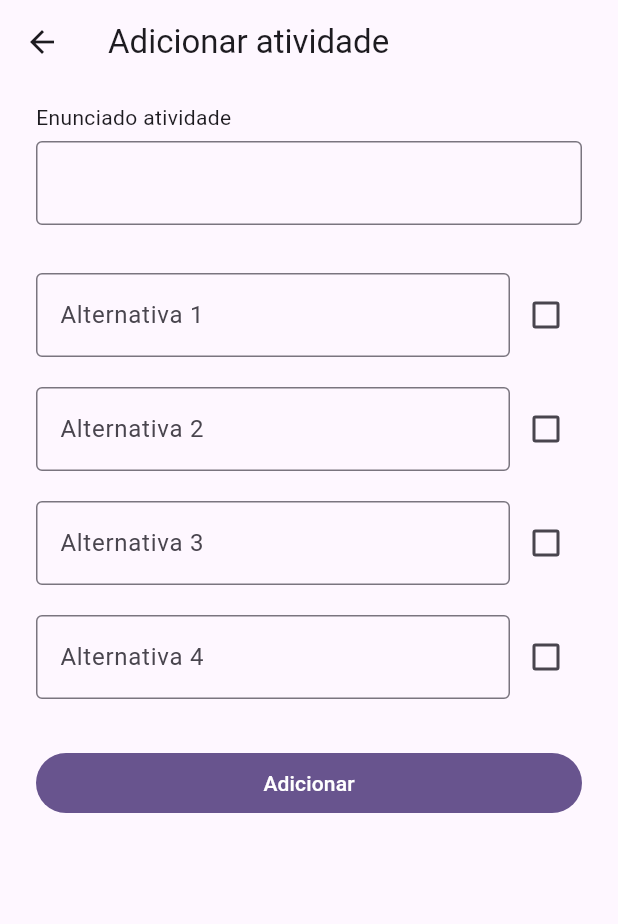
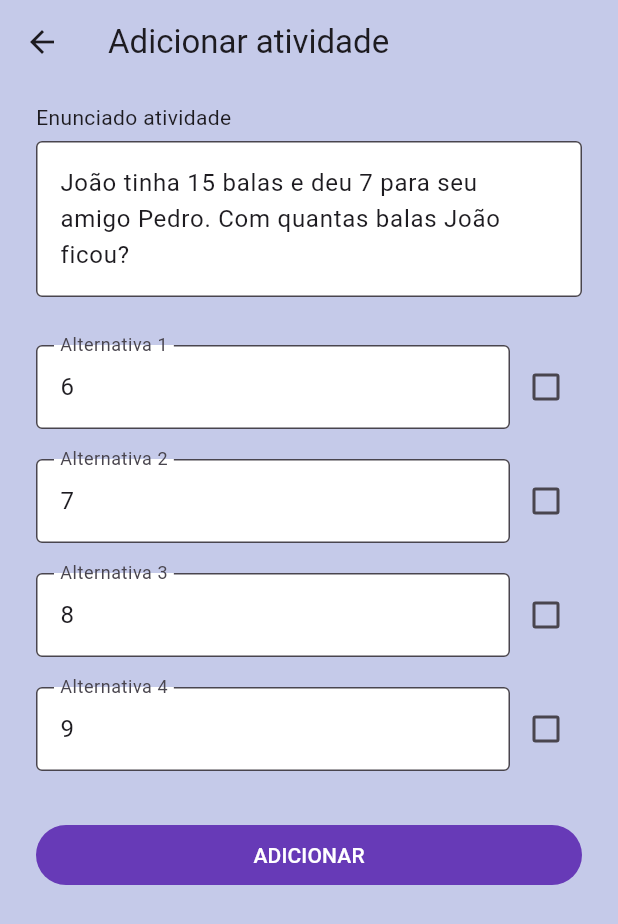
Before and after one commit to IagoEngel/fiap_hackathon, a Flutter app: the AddActivityScreen screen opened by its route, on a phone screen of 412 x 824 dp. Shown: the top 924 px of the screen. Run offline on Flutter 3.47's test engine with Material 3 defaults, Android fonts, the phone set to English and light mode, and no system bars; our stand-ins replace cloud_firestore, firebase_auth, firebase_core; accounts and stored records are empty.

Commit message:
alguns ajustes de coloração

```diff
--- a/lib/providers/activity_provider.dart
+++ b/lib/providers/activity_provider.dart
@@ -27,13 +27,13 @@ class ActivityProvider extends ChangeNotifier {
     }
   }
 
-  Future getActivities([String professorReference = '']) async {
+  Future getActivities() async {
     try {
       hasError = false;
       _activitiesList.clear();
 
       final responseDocs =
-          await _activityService.getActivities(professorReference);
+          await _activityService.getActivities();
 
       for (var element in responseDocs) {
         _activitiesList.add(ActivityModel.fromDocumentSnapshot(element));
@@ -61,6 +61,7 @@ class ActivityProvider extends ChangeNotifier {
       hasError = true;
       errorMessage = 'Ocorreu um erro inesperado. Tente novamente!';
     }
+    notifyListeners();
   }
 
   Future confirmSelection(ActivityModel activity) async {
--- a/lib/screens/activity/add_activity_screen.dart
+++ b/lib/screens/activity/add_activity_screen.dart
@@ -27,11 +27,11 @@ class _AddActivityScreenState extends State<AddActivityScreen> {
   void initState() {
     _formKey = GlobalKey<FormState>();
 
-    _enunciadoAtividade = TextEditingController();
-    _alternativa1 = TextEditingController();
-    _alternativa2 = TextEditingController();
-    _alternativa3 = TextEditingController();
-    _alternativa4 = TextEditingController();
+    _enunciadoAtividade = TextEditingController(text: 'João tinha 15 balas e deu 7 para seu amigo Pedro. Com quantas balas João ficou?');
+    _alternativa1 = TextEditingController(text: '6');
+    _alternativa2 = TextEditingController(text: '7');
+    _alternativa3 = TextEditingController(text: '8');
+    _alternativa4 = TextEditingController(text: '9');
 
     super.initState();
   }
@@ -72,7 +72,7 @@ class _AddActivityScreenState extends State<AddActivityScreen> {
                 const SizedBox(height: 32),
                 FilledButton(
                   onPressed: _createActivity,
-                  child: const Text('Adicionar'),
+                  child: const Text('ADICIONAR'),
                 ),
               ],
             ),
@@ -144,6 +144,7 @@ class _AddActivityScreenState extends State<AddActivityScreen> {
       'professorReference': loginProvider.professorDocumentReference,
     };
     await activityProvider.createActivity(activityJson);
+    await activityProvider.getActivitiesAsProfessor(loginProvider.professorDocumentReference!);
 
     if (!mounted) {
       return;
--- a/lib/screens/home/professor_content_widget.dart
+++ b/lib/screens/home/professor_content_widget.dart
@@ -1,6 +1,6 @@
 import 'package:cloud_firestore/cloud_firestore.dart';
 import 'package:fiap_hackathon/providers/activity_provider.dart';
-import 'package:fiap_hackathon/screens/home/widgets/pie_chart_widget.dart';
+import 'package:fiap_hackathon/screens/home/widgets/chart_widget.dart';
 import 'package:flutter/material.dart';
 import 'package:provider/provider.dart';
 
@@ -49,7 +49,7 @@ class _ProfessorContentWidgetState extends State<ProfessorContentWidget> {
               physics: const NeverScrollableScrollPhysics(),
               separatorBuilder: (context, index) => const SizedBox(height: 8),
                 itemCount: _activityProvider.activitiesProfessorList.length,
-                itemBuilder: (context, index) => PieChartWidget(
+                itemBuilder: (context, index) => ChartWidget(
                     activity: _activityProvider.activitiesProfessorList[index]));
           },
         ),
--- a/lib/screens/login/login_screen.dart
+++ b/lib/screens/login/login_screen.dart
@@ -28,7 +28,7 @@ class _LoginScreenState extends State<LoginScreen> {
     _formKey = GlobalKey<FormState>();
     _emailController = TextEditingController(text: 'iagoengelteste@yahoo.com');
     _passwordController = TextEditingController(text: 'Teste@123');
-    // _emailController = TextEditingController(text: 'iagoengel@yahoo.com');
+    // _emailController = TextEditingController(text: 'iagoengel2@yahoo.com');
     // _passwordController = TextEditingController(text: 'Teste@123');
 
     super.initState();
@@ -65,6 +65,7 @@ class _LoginScreenState extends State<LoginScreen> {
                   LabeledTextFieldWidget(
                     controller: _passwordController,
                     label: 'Senha',
+                    isPassword: true,
                   ),
                   const SizedBox(height: 32),
                   _buildButtons(),
--- a/lib/utils/decoration_scheme.dart
+++ b/lib/utils/decoration_scheme.dart
@@ -4,5 +4,24 @@ class DecorationScheme {
   static ThemeData theme = ThemeData(
     colorScheme: ColorScheme.fromSeed(seedColor: Colors.deepPurple),
     useMaterial3: true,
+    scaffoldBackgroundColor: Colors.indigo[100],
+    appBarTheme: AppBarTheme(
+      backgroundColor: Colors.indigo[100],
+    ),
+    inputDecorationTheme: const InputDecorationTheme(
+      filled: true,
+      fillColor: Colors.white,
+      border: OutlineInputBorder(),
+    ),
+    filledButtonTheme: FilledButtonThemeData(
+      style: FilledButton.styleFrom(
+        backgroundColor: Colors.deepPurple,
+      ),
+    ),
+    textButtonTheme: TextButtonThemeData(
+      style: TextButton.styleFrom(
+        foregroundColor: Colors.deepPurple,
+      ),
+    ),
   );
 }
--- a/lib/utils/widgets/labeled_text_field_widget.dart
+++ b/lib/utils/widgets/labeled_text_field_widget.dart
@@ -1,33 +1,46 @@
 import 'package:flutter/material.dart';
 
-class LabeledTextFieldWidget extends StatelessWidget {
+class LabeledTextFieldWidget extends StatefulWidget {
   final TextEditingController controller;
   final String label;
-  final bool obscureText;
+  final bool isPassword;
   final int maxLines;
 
   const LabeledTextFieldWidget({
     super.key,
     required this.controller,
     required this.label,
-    this.obscureText = false,
+    this.isPassword = false,
     this.maxLines = 1,
   });
+
+  @override
+  State<LabeledTextFieldWidget> createState() => _LabeledTextFieldWidgetState();
+}
+
+class _LabeledTextFieldWidgetState extends State<LabeledTextFieldWidget> {
+  bool showPassword = false;
 
   @override
   Widget build(BuildContext context) {
     return Column(
       crossAxisAlignment: CrossAxisAlignment.start,
       children: [
-        Text(label),
+        Text(widget.label),
         const SizedBox(height: 6),
         TextFormField(
-          controller: controller,
-          obscureText: obscureText,
+          controller: widget.controller,
+          obscureText: widget.isPassword,
           minLines: 1,
-          maxLines: maxLines,
-          decoration: const InputDecoration(
-            border: OutlineInputBorder(),
+          maxLines: widget.maxLines,
+          decoration: InputDecoration(
+            suffixIcon: widget.isPassword
+                ? IconButton(
+                    onPressed: () =>
+                        setState(() => showPassword = !showPassword),
+                    icon: const Icon(Icons.remove_red_eye),
+                  )
+                : null,
           ),
           validator: (value) {
             if (value == null || value.isEmpty) {
```
Also changed, not shown: lib/screens/home/widgets/chart_widget.dart (renamed from lib/screens/home/widgets/pie_chart_widget.dart, +16 -10 lines), lib/screens/register/register_screen.dart (+16 -7 lines), lib/services/activity_service.dart (+8 -10 lines).
